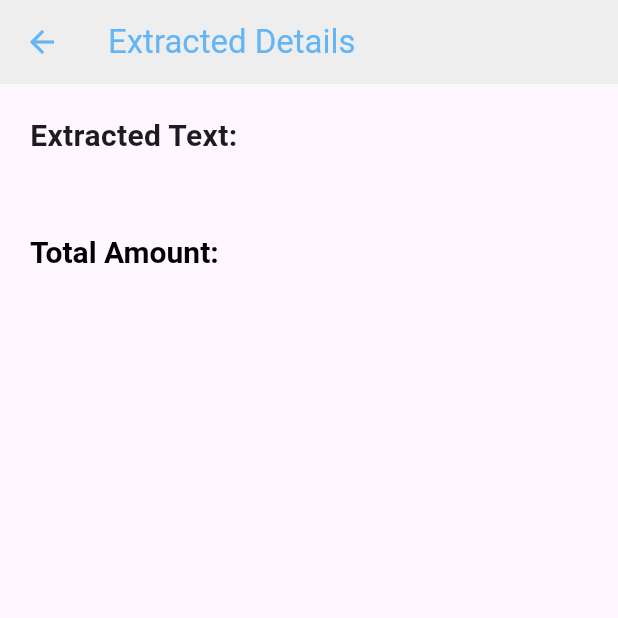
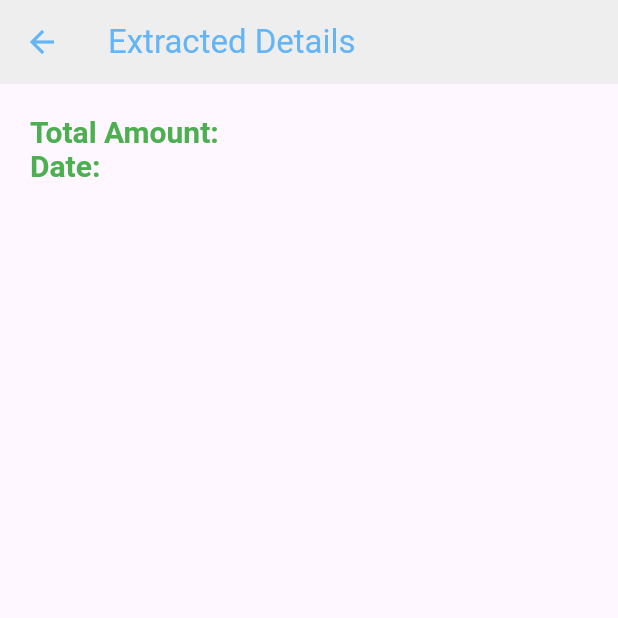
Before and after one commit to Fynaura/fynaura, a Flutter app: the ExtractedTextScreen screen opened directly with empty values, on a phone screen of 412 x 824 dp, the top half of it. Run offline on Flutter 3.47's test engine with Material 3 defaults, Android fonts, the phone set to English and light mode, and no system bars; our stand-ins replace image_picker.

Commit message:
change ui to show bill date

```diff
--- a/front-end/lib/pages/ocr/ImagePreviewScreen.dart
+++ b/front-end/lib/pages/ocr/ImagePreviewScreen.dart
@@ -19,7 +19,7 @@ class _ImagePreviewScreenState extends State<ImagePreviewScreen> {
 
   // Function to upload image and get extracted text
   Future<void> uploadImage(File imageFile) async {
-    var uri = Uri.parse("http://192.168.8.172:3000/upload");
+    var uri = Uri.parse("http://10.0.2.2:3000/upload");
     //final String apiUrl = "http://192.168.8.172:3000/upload"; , "http://10.0.2.2:3000/upload" ,"http://10.31.9.147:3000/upload"
 
     var request = http.MultipartRequest("POST", uri);
@@ -37,14 +37,15 @@ class _ImagePreviewScreenState extends State<ImagePreviewScreen> {
       final responseData = await response.stream.bytesToString();
       final extractedData = json.decode(responseData);
 
-      String extractedText = extractedData['extractedText'].toString();// Get extracted text
+      //String extractedText = extractedData['extractedText'].toString();// Get extracted text
       String totalAmount = extractedData['totalAmount'].toString(); // Get total amount
+      String billDate=extractedData['billDate'].toString();//Get bill date
 
       // Navigate to ExtractedTextScreen with the extracted text
       Navigator.push(
           context,
           MaterialPageRoute(
-            builder: (context)=>ExtractedTextScreen(text: extractedText,totalAmount:totalAmount),
+            builder: (context)=>ExtractedTextScreen(totalAmount:totalAmount,billDate:billDate), //text: extractedText,
           ),
       );
     } else {
--- a/front-end/lib/pages/ocr/extracted_text_screen.dart
+++ b/front-end/lib/pages/ocr/extracted_text_screen.dart
@@ -1,10 +1,11 @@
 import 'package:flutter/material.dart';
 
 class ExtractedTextScreen extends StatelessWidget {
-  final String text;
+  //final String text;
   final String totalAmount;
+  final String billDate;
 
-  const ExtractedTextScreen({super.key, required this.text,required this.totalAmount});
+  const ExtractedTextScreen({super.key, required this.totalAmount,required this.billDate}); //required this.text,
 
   @override
   Widget build(BuildContext context) {
@@ -20,29 +21,31 @@ class ExtractedTextScreen extends StatelessWidget {
           child: Column(
             crossAxisAlignment: CrossAxisAlignment.start,
             children: [
-              Text(
-                "Extracted Text:",
-                style: TextStyle(fontSize: 20, fontWeight: FontWeight.bold),
-              ),
-              const SizedBox(height: 5),
-              Text(
-                text,
-                textAlign: TextAlign.left,
-                style: const TextStyle(fontSize: 18, fontWeight: FontWeight.w500),
-              ),
-              const SizedBox(height: 20),
+
               RichText(
                 text: TextSpan(
-                  style: TextStyle(fontSize: 20, fontWeight: FontWeight.bold, color: Colors.black),
+                  style: TextStyle(fontSize: 20, fontWeight: FontWeight.bold, color: Colors.green),
                   children: [
                     TextSpan(text: "Total Amount: "),
                     TextSpan(
                       text: totalAmount,
-                      style: TextStyle(fontSize: 20, fontWeight: FontWeight.bold, color: Colors.black),
+                      style: TextStyle(fontSize: 20, fontWeight: FontWeight.bold, color: Colors.green),
                     ),
                   ],
                 ),
               ),
+              RichText(
+                  text: TextSpan(
+                    style: TextStyle(fontSize: 20,fontWeight: FontWeight.bold, color:Colors.green),
+                    children: [
+                      TextSpan(text: "Date: "),
+                      TextSpan(
+                        text: billDate,
+                        style: TextStyle(fontSize: 20,fontWeight: FontWeight.bold,color: Colors.green),
+                      )
+                    ]
+                  )
+              )
             ],
           ),
         ),
```
